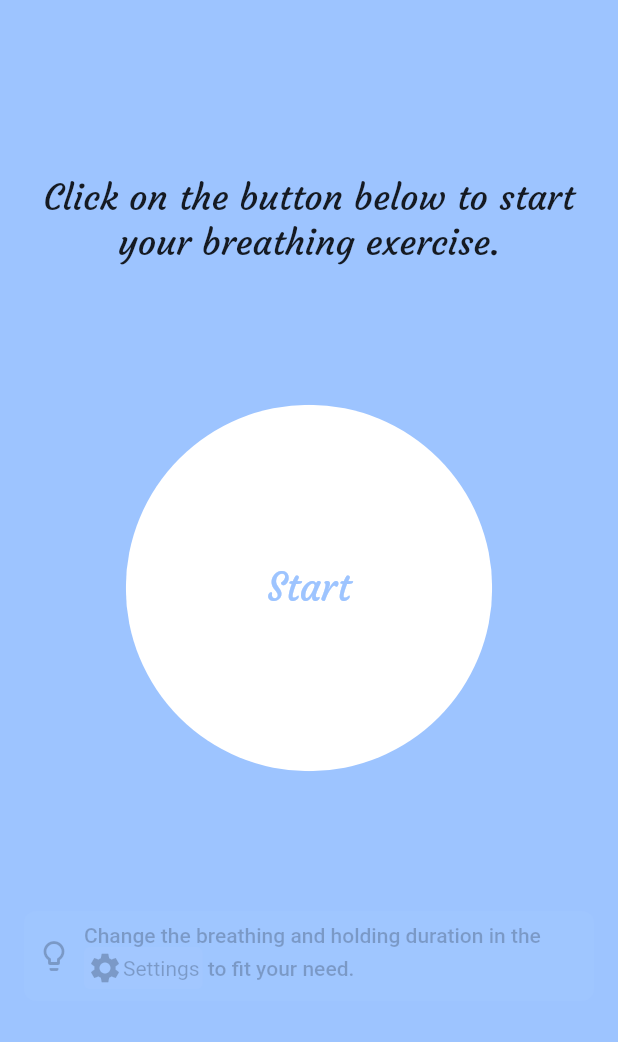
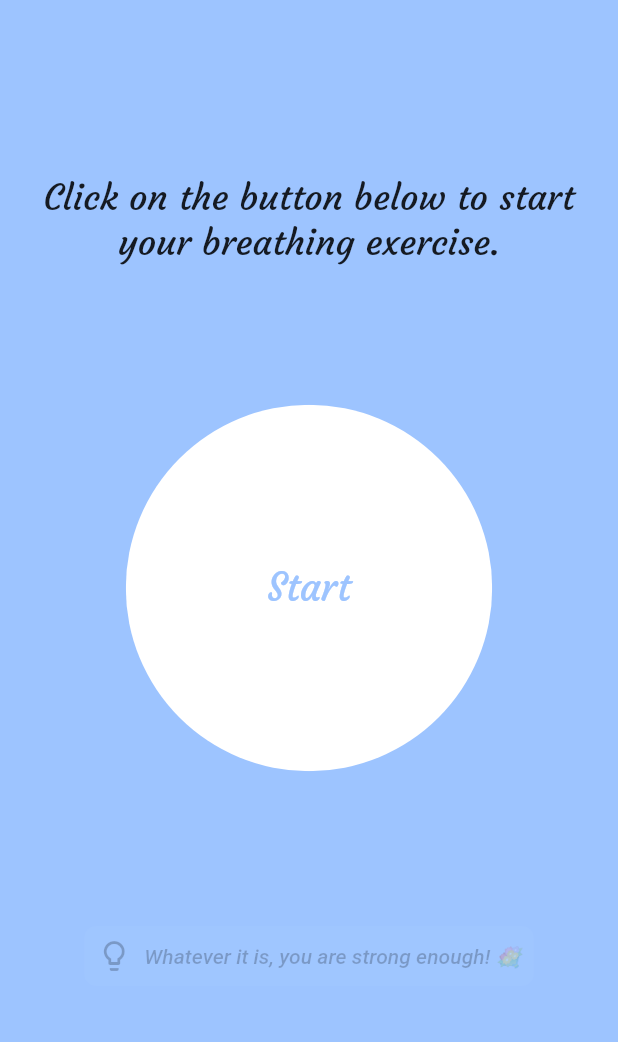
Before and after one commit to Cynnexis/tide, a Flutter app: the screen it shows after launch, on a phone screen of 412 x 824 dp, the part 72-1114 px from its top. Run offline on Flutter 3.47's test engine with Material 2 defaults, Android fonts, the light colour scheme and no system bars; our stand-ins replace args, flutter_settings_screens, shared_preferences, synchronized, universal_io, yaml; missing offline and left inert: dart:html; generated files the repository leaves out were written again.

Commit message:
:sparkles: New tips
* Tips are now shuffled after being generated.
* :lipstick: Tips are in italic now.

```diff
--- a/lib/l10n/tide_en.arb
+++ b/lib/l10n/tide_en.arb
@@ -165,7 +165,7 @@
   },
   "fullscreenTip": "Press {hotkey} to enter or exit the fullscreen mode.",
   "@fullscreenTip": {
-    "description": "Tips to enter/exit in fullscreen mode in the webapp. The placeholder will be used to put the hotkey associated to the action.",
+    "description": "Tip to enter/exit in fullscreen mode in the webapp. The placeholder will be used to put the hotkey associated to the action.",
     "placeholders": {
       "hotkey": {
         "type": "String"
@@ -174,11 +174,23 @@
   },
   "breathingDurationTip": "Change the breathing and holding duration in the {settings} to fit your need.",
   "@breathingDurationTip": {
-    "description": "Tips to set a custom breathing duration. The placeholder will be used as the setting icon and text (as bold).",
+    "description": "Tip to set a custom breathing duration. The placeholder will be used as the setting icon and text (as bold).",
     "placeholders": {
       "settings": {
         "type": "String"
       }
     }
+  },
+  "youWillBeOkayTip": "You'll be okay! \uD83C\uDF3A",
+  "@youWillBeOkayTip": {
+    "description": "Tip that reassure the user, saying they will be okay. It is advised to place an emoji related to flower on the right side of the text (the left side will be used by the lightbulb to show that it's a tip). See https://emojipedia.org/search/?q=flower for more details."
+  },
+  "youMadeItThereTip": "You made it there, you can do it! \uD83C\uDF3B",
+  "@youMadeItThereTip": {
+    "description": "Tip that reassure the user, saying they can do it. It is advised to place an emoji related to flower on the right side of the text (the left side will be used by the lightbulb to show that it's a tip). See https://emojipedia.org/search/?q=flower for more details."
+  },
+  "youAreStrongEnough": "Whatever it is, you are strong enough! \uD83D\uDC90",
+  "@youAreStrongEnough": {
+    "description": "Tip that reassure the user, saying they can overcome it. It is advised to place an emoji related to flower on the right side of the text (the left side will be used by the lightbulb to show that it's a tip). See https://emojipedia.org/search/?q=flower for more details."
   }
 }
--- a/lib/l10n/tide_fr.arb
+++ b/lib/l10n/tide_fr.arb
@@ -34,5 +34,8 @@
   "errorOccurred": "Une erreur s'est produite.",
   "errorOccurredParseConfigFile": "Une erreur s'est produite lors du chargement du fichier de configuration.",
   "fullscreenTip": "Appuyez sur {hotkey} pour entrer ou sortir du mode plein écran.",
-  "breathingDurationTip": "Changez le temps d'inspiration et d'expiration dans les {settings} pour personaliser votre exercice."
+  "breathingDurationTip": "Changez le temps d'inspiration et d'expiration dans les {settings} pour personaliser votre exercice.",
+  "youWillBeOkayTip": "Tout va bien se passer ! \uD83C\uDF3A",
+  "youMadeItThereTip": "Vous êtes arrivé jusqu'ici, vous pouvez le faire ! \uD83C\uDF3B",
+  "youAreStrongEnough": "Peu importe ce que c'est, vous êtes assez fort pour le gérer ! \uD83D\uDC90"
 }
--- a/lib/widget/user_tips.dart
+++ b/lib/widget/user_tips.dart
@@ -49,6 +49,12 @@ class UserTips extends StatelessWidget {
     // string and add the [WidgetSpan]s instead.
     const String splitPlaceholder = "{{##!PLACEHOLDER!##}}";
 
+    // The default text style for the tips
+    final TextStyle? defaultTextStyle = style ??
+        Theme.of(context).textTheme.bodyText1?.copyWith(
+              fontStyle: FontStyle.italic,
+            );
+
     /// Add a new tip to the list [widgetTips] from a string and a [widget].
     ///
     /// [str] is the tip as a string. If it contains a [splitPlaceholder], it
@@ -69,9 +75,6 @@ class UserTips extends StatelessWidget {
           spans.add(widgetPlaceholder);
         }
       }
-
-      final TextStyle? defaultTextStyle =
-          style ?? Theme.of(context).textTheme.bodyText1;
 
       final Widget tipWidget = Text.rich(
         TextSpan(
@@ -152,6 +155,36 @@ class UserTips extends StatelessWidget {
       );
     }
 
+    // Add "You'll be okay! 🌺" tip
+    widgetTips.add(buildTipTile(
+      Text(
+        TideLocalizations.of(context)!.youWillBeOkayTip,
+        style: defaultTextStyle,
+      ),
+      key: const Key('youWillBeOkayTip'),
+    ));
+
+    // Add "You made it there, you can do it! 🌻" tip
+    widgetTips.add(buildTipTile(
+      Text(
+        TideLocalizations.of(context)!.youMadeItThereTip,
+        style: defaultTextStyle,
+      ),
+      key: const Key('youMadeItThereTip'),
+    ));
+
+    // Add "Whatever it is, you're strong enough! 💐" tip
+    widgetTips.add(buildTipTile(
+      Text(
+        TideLocalizations.of(context)!.youAreStrongEnough,
+        style: defaultTextStyle,
+      ),
+      key: const Key('youAreStrongEnough'),
+    ));
+
+    // Shuffle the tips
+    widgetTips.shuffle();
+
     return widgetTips;
   }
 
```
